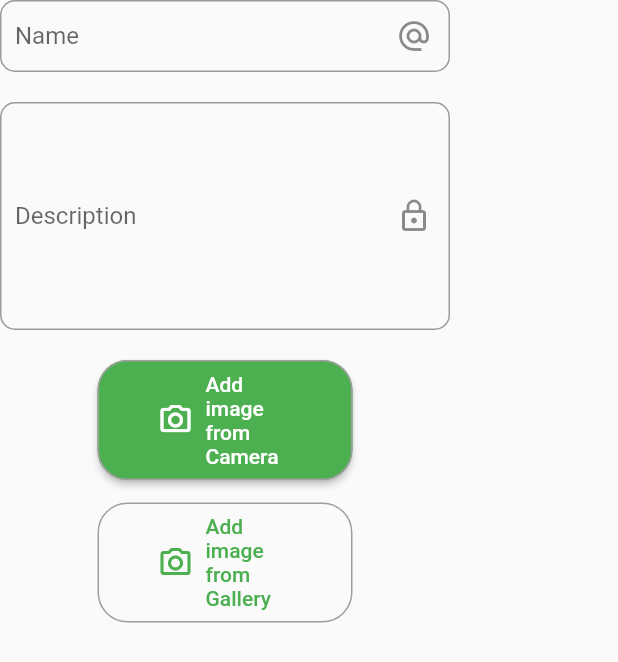
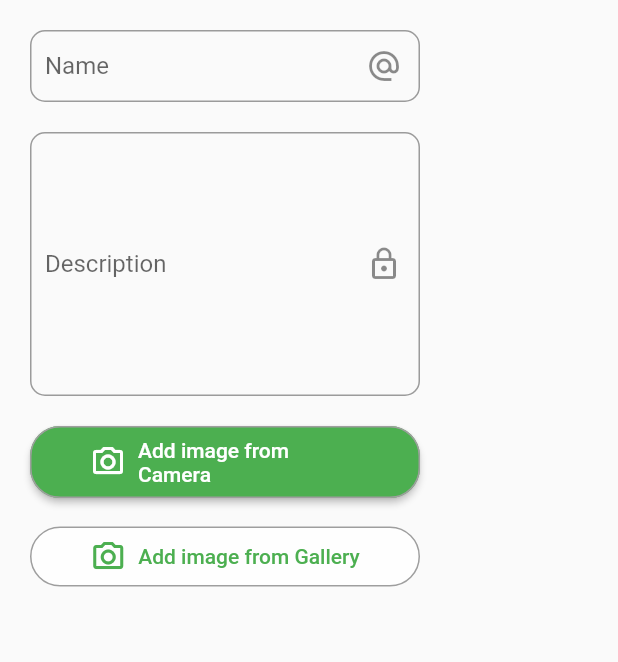
Before and after one commit to jma83/TFM_flutter_plogging_app, a Flutter app: the CreateRouteConfirmation widget shown alone on an empty page, opened directly, on a phone screen of 412 x 824 dp. Shown: the top 662 px of the screen. Run offline on Flutter 3.47's test engine with Material 2 defaults, Android fonts, the phone set to English and light mode, and no system bars; our stand-ins replace cloud_firestore, firebase_auth, firebase_core, firebase_storage, flutter_easyloading, geolocator and 5 more; missing offline and left inert: flutter_polyline_points, property_change_notifier; accounts and stored records are empty; statements that could not run were skipped.

Commit message:
Input fixe and modal route

```diff
--- a/lib/src/ui/components/create_route_confirmation.dart
+++ b/lib/src/ui/components/create_route_confirmation.dart
@@ -28,18 +28,20 @@ class _CreateRouteConfirmation extends State<CreateRouteConfirmation> {
   }
 
   Widget _getForm() {
-    return Column(
+    return Center(
+        child: ListView(
+      padding: const EdgeInsets.symmetric(horizontal: 20, vertical: 20),
       children: [
         InputText(
             label: "Name",
-            hint: "Your email account",
+            hint: "Route name",
             icon: const Icon(Icons.alternate_email),
             maxLength: 0,
             onChange: widget.setName),
         const SizedBox(height: 15),
         InputText(
             label: "Description",
-            hint: "Description of the route (optional)",
+            hint: "Route description",
             icon: const Icon(Icons.lock_outline),
             maxLength: 0,
             inputType: TextInputType.multiline,
@@ -61,6 +63,6 @@ class _CreateRouteConfirmation extends State<CreateRouteConfirmation> {
             onPress: widget.setImage,
             icon: const Icon(Icons.camera_alt_outlined)),
       ],
-    );
+    ));
   }
 }
--- a/lib/src/ui/components/input_button.dart
+++ b/lib/src/ui/components/input_button.dart
@@ -3,16 +3,18 @@ import 'package:flutter/material.dart';
 enum InputButtonType { elevated, outlined }
 
 class InputButton extends StatefulWidget {
-  InputButtonType buttonType;
-  Function onPress;
-  Widget label;
-  Icon? icon;
-  double width;
-  double horizontalPadding;
+  final InputButtonType buttonType;
+  final Function onPress;
+  final Widget label;
+  final Icon? icon;
+  final double width;
+  final double horizontalPadding;
+  final Color? bgColor;
 
-  InputButton(
+  const InputButton(
       {required this.label,
       required this.onPress,
+      this.bgColor,
       this.buttonType = InputButtonType.elevated,
       this.icon,
       this.horizontalPadding = 40,
@@ -36,7 +38,7 @@ class _InputButtonState extends State<InputButton> {
           onPressed: () => widget.onPress(),
           icon: widget.icon!,
           label: widget.label,
-          style: btnStyle);
+          style: btnStyleOutlined);
     }
     return ElevatedButton.icon(
         onPressed: () => widget.onPress(),
@@ -59,7 +61,8 @@ class _InputButtonState extends State<InputButton> {
   }
 
   ButtonStyle get btnStyle {
-    return OutlinedButton.styleFrom(
+    return ElevatedButton.styleFrom(
+        primary: widget.bgColor ?? Colors.green,
         side: const BorderSide(width: 1, color: Colors.grey),
         shape: RoundedRectangleBorder(
           borderRadius: BorderRadius.circular(20),
@@ -71,7 +74,7 @@ class _InputButtonState extends State<InputButton> {
 
   ButtonStyle get btnStyleOutlined {
     return OutlinedButton.styleFrom(
-        backgroundColor: Colors.white,
+        backgroundColor: widget.bgColor ?? Colors.white70,
         side: const BorderSide(width: 1, color: Colors.grey),
         shape: RoundedRectangleBorder(
           borderRadius: BorderRadius.circular(20),
--- a/lib/src/ui/components/input_text.dart
+++ b/lib/src/ui/components/input_text.dart
@@ -33,6 +33,7 @@ class _InputTextState extends State<InputText> {
   Widget build(BuildContext context) {
     return Column(children: [
       TextField(
+        textAlignVertical: TextAlignVertical.center,
         maxLines: widget.maxLines,
         maxLength: widget.maxLength == 0 ? null : widget.maxLength,
         obscureText: widget.isPasswordField,
@@ -40,7 +41,7 @@ class _InputTextState extends State<InputText> {
         textCapitalization: TextCapitalization.sentences,
         decoration: InputDecoration(
             contentPadding:
-                const EdgeInsets.symmetric(vertical: 0, horizontal: 10),
+                const EdgeInsets.symmetric(vertical: 12, horizontal: 10),
             border: OutlineInputBorder(borderRadius: BorderRadius.circular(10)),
             labelText: widget.label,
             hintText: widget.hint,
```
